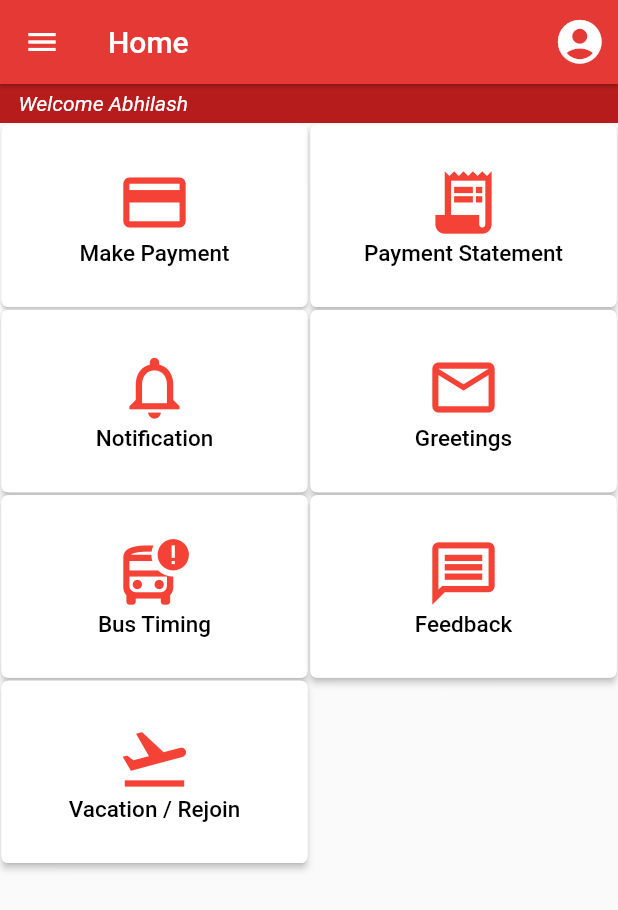
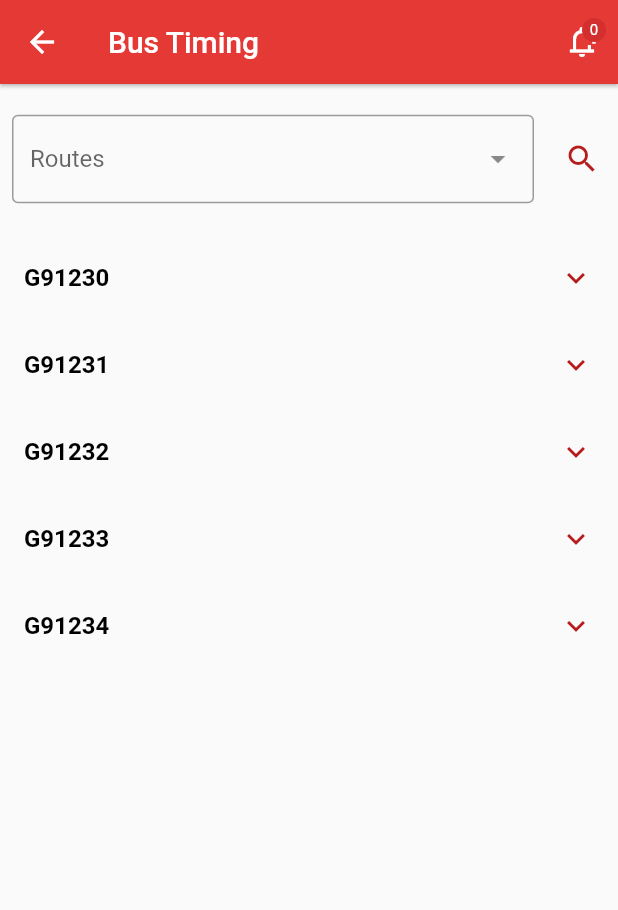
Before and after one commit to Shibili12/paymentapp, a Flutter app: the screen it shows after launch, after a tap on "Bus Timing", on a phone screen of 412 x 824 dp. Shown: the top 910 px of the screen. Run offline on Flutter 3.47's test engine with Material 3 defaults, Android fonts, the phone set to English and light mode, and no system bars; our stand-ins replace dotted_line, timeline_tile, timelines; missing offline and left inert: flutter_stripe.

Commit message:
bus timing page ui

```diff
--- a/lib/HomePage.dart
+++ b/lib/HomePage.dart
@@ -8,6 +8,7 @@ import 'package:flutter_stripe/flutter_stripe.dart';
 //import 'package:flutter_stripe/flutter_stripe.dart';
 
 import 'package:http/http.dart' as http;
+import 'package:paymentapp/bustiming_page.dart';
 import 'package:paymentapp/notification_page.dart';
 import 'package:paymentapp/payment_historypage.dart';
 import 'package:paymentapp/theme%20components/Palette.dart';
@@ -290,6 +291,8 @@ class _HomeScreenState extends State<HomeScreen> {
                       GestureDetector(
                         behavior: HitTestBehavior.translucent,
                         onTap: () {
+                          Navigator.of(context).push(MaterialPageRoute(
+                              builder: (context) => Bustimingpage()));
                           //Config.dealerOrderEdit = false;
                           /* Navigator.push(context,
                       MaterialPageRoute(builder: (context) =>  NewOrder()));*/
@@ -562,7 +565,6 @@ class _HomeScreenState extends State<HomeScreen> {
         "amount": "${amount}00", //100 rs
         "currency": "inr",
         'payment_method_types[]': 'card',
-        'payment_method': 'pm_card_visa',
       };
       var response = await http.post(
         Uri.parse("https://api.stripe.com/v1/payment_intents"),
--- /dev/null
+++ b/lib/bustiming_page.dart
@@ -0,0 +1,136 @@
+import 'package:dotted_line/dotted_line.dart';
+import 'package:flutter/cupertino.dart';
+import 'package:flutter/material.dart';
+import 'package:paymentapp/notification_page.dart';
+import 'package:paymentapp/theme%20components/Palette.dart';
+import 'package:timeline_tile/timeline_tile.dart';
+import 'package:timelines/timelines.dart';
+
+class Bustimingpage extends StatefulWidget {
+  const Bustimingpage({super.key});
+
+  @override
+  State<Bustimingpage> createState() => _BustimingpageState();
+}
+
+class _BustimingpageState extends State<Bustimingpage> {
+  var places = ["Dubai", "Al lissali", "Lahbab", "Al madam", "Shawka"];
+  @override
+  Widget build(BuildContext context) {
+    return Scaffold(
+      appBar: AppBar(
+        title: Text("Bus Timing"),
+        actions: [
+          IconButton(
+            onPressed: () {
+              Navigator.of(context).push(
+                  MaterialPageRoute(builder: (context) => Notificationpage()));
+            },
+            icon: const Badge(
+              label: Text('0'),
+              child: Icon(Icons.notification_add_outlined),
+            ),
+          ),
+        ],
+      ),
+      body: Column(
+        children: [
+          Container(
+            height: 100,
+            child: Row(
+              children: [
+                Expanded(
+                  child: Padding(
+                    padding: const EdgeInsets.all(8.0),
+                    child: TextField(
+                      decoration: InputDecoration(
+                        border: OutlineInputBorder(),
+                        hintText: "Routes",
+                        suffixIcon: Icon(Icons.arrow_drop_down),
+                      ),
+                    ),
+                  ),
+                ),
+                IconButton(
+                    onPressed: () {},
+                    icon: Icon(
+                      Icons.search,
+                      color: Palette.ToDoDeepRed,
+                    )),
+              ],
+            ),
+          ),
+          Expanded(
+              child: ListView.builder(
+                  itemCount: 5,
+                  itemBuilder: (context, index) {
+                    return ExpansionTile(
+                      collapsedTextColor: Colors.black,
+                      textColor: Colors.black,
+                      collapsedIconColor: Palette.ToDoDeepRed,
+                      iconColor: Palette.ToDoDeepRed,
+                      title: Text(
+                        "G9123$index",
+                        style: TextStyle(fontWeight: FontWeight.bold),
+                      ),
+                      trailing: Icon(Icons.keyboard_arrow_down),
+                      children: [
+                        Container(
+                          height: 90,
+                          child: Padding(
+                            padding: const EdgeInsets.symmetric(horizontal: 20),
+                            child: Center(
+                              child: Timeline.tileBuilder(
+                                theme: TimelineThemeData(
+                                    nodePosition: 0.5,
+                                    indicatorPosition: 1,
+                                    direction: Axis.horizontal,
+                                    color: Palette.ToDoDeepRed),
+                                builder: TimelineTileBuilder.fromStyle(
+                                  contentsAlign: ContentsAlign.basic,
+                                  contentsBuilder: (context, index) => Padding(
+                                    padding: const EdgeInsets.all(8.0),
+                                    child: Text(
+                                      '0$index:00 AM',
+                                      style: TextStyle(
+                                        color: Colors.grey,
+                                        fontSize: 10,
+                                      ),
+                                    ),
+                                  ),
+                                  oppositeContentsBuilder: (context, index) =>
+                                      Padding(
+                                    padding: const EdgeInsets.all(8.0),
+                                    child: Text(
+                                      places[index],
+                                      style: TextStyle(
+                                        color: Colors.grey,
+                                        fontSize: 10,
+                                      ),
+                                    ),
+                                  ),
+                                  itemCount: 5,
+                                  // nodePositionBuilder: (context, index) => 0.5,
+                                  indicatorPositionBuilder: (context, index) {
+                                    if (index == 4) {
+                                      return 1;
+                                    } else if (index == 0) {
+                                      return 0;
+                                    } else {
+                                      return 0.3;
+                                    }
+                                  },
+                                  itemExtentBuilder: (context, index) => 70,
+                                ),
+                              ),
+                            ),
+                          ),
+                        ),
+                      ],
+                    );
+                  })),
+        ],
+      ),
+    );
+  }
+}
--- a/pubspec.yaml
+++ b/pubspec.yaml
@@ -37,6 +37,7 @@ dependencies:
   cupertino_icons: ^1.0.2
   http: ^1.2.0
   flutter_stripe: ^10.0.0
+  timelines: ^0.1.0
 
 dev_dependencies:
   flutter_test:
```
Also changed, not shown: pubspec.lock.
